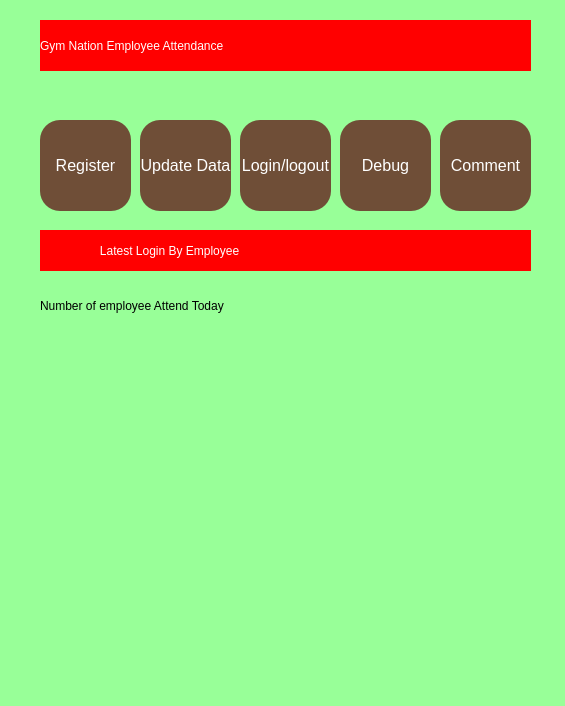
Above: main.ui from francisganapin/Employee_Login before the change. Below: the same form after it.
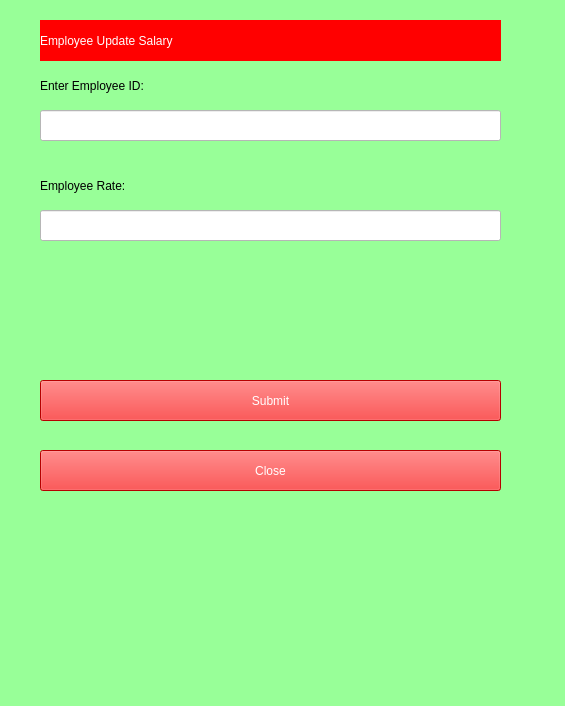
That is the form after the change. The open tabs and pages were chosen to show the change.

Patch:
```diff
--- a/main.ui
+++ b/main.ui
@@ -134,7 +134,7 @@
     background-color: #6F4E37;
     border-radius: 20px;
     font-family: &quot;Segoe UI&quot;;
-    font-size: 12pt;
+    font-size: 10pt;
     color: white;
 }
 QPushButton:hover {
@@ -143,7 +143,7 @@
 </string>
      </property>
      <property name="text">
-      <string>Update Data</string>
+      <string>Update Salary</string>
      </property>
     </widget>
     <widget class="QPushButton" name="add_employee">
@@ -234,6 +234,150 @@
      </property>
     </widget>
    </widget>
+   <widget class="QWidget" name="update_salary_page">
+    <widget class="QLabel" name="label_43">
+     <property name="geometry">
+      <rect>
+       <x>40</x>
+       <y>170</y>
+       <width>211</width>
+       <height>31</height>
+      </rect>
+     </property>
+     <property name="styleSheet">
+      <string notr="true">font: 16pt &quot;MS Shell Dlg 2&quot;;</string>
+     </property>
+     <property name="text">
+      <string>Employee Rate:</string>
+     </property>
+    </widget>
+    <widget class="QLineEdit" name="employee_rate_input_salary">
+     <property name="geometry">
+      <rect>
+       <x>40</x>
+       <y>210</y>
+       <width>461</width>
+       <height>31</height>
+      </rect>
+     </property>
+     <property name="styleSheet">
+      <string notr="true">background-color:white</string>
+     </property>
+    </widget>
+    <widget class="QLabel" name="label_44">
+     <property name="geometry">
+      <rect>
+       <x>40</x>
+       <y>20</y>
+       <width>461</width>
+       <height>41</height>
+      </rect>
+     </property>
+     <property name="styleSheet">
+      <string notr="true">Background-color:red;
+color:white;
+font: 16pt &quot;MS Shell Dlg 2&quot;;</string>
+     </property>
+     <property name="text">
+      <string>Employee Update Salary</string>
+     </property>
+    </widget>
+    <widget class="QLabel" name="label_45">
+     <property name="geometry">
+      <rect>
+       <x>40</x>
+       <y>70</y>
+       <width>211</width>
+       <height>31</height>
+      </rect>
+     </property>
+     <property name="styleSheet">
+      <string notr="true">font: 16pt &quot;MS Shell Dlg 2&quot;;</string>
+     </property>
+     <property name="text">
+      <string>Enter Employee ID:</string>
+     </property>
+    </widget>
+    <widget class="QLineEdit" name="employee_id_input_salary">
+     <property name="geometry">
+      <rect>
+       <x>40</x>
+       <y>110</y>
+       <width>461</width>
+       <height>31</height>
+      </rect>
+     </property>
+     <property name="styleSheet">
+      <string notr="true">background-color:white</string>
+     </property>
+    </widget>
+    <widget class="QPushButton" name="update_salary_bt">
+     <property name="geometry">
+      <rect>
+       <x>40</x>
+       <y>380</y>
+       <width>461</width>
+       <height>41</height>
+      </rect>
+     </property>
+     <property name="styleSheet">
+      <string notr="true">QPushButton {
+    background-color: red;
+    font: 16pt &quot;MS Shell Dlg 2&quot;;
+    color: white;
+}
+
+QPushButton:hover {
+    background-color: darkred;
+}
+</string>
+     </property>
+     <property name="text">
+      <string>Submit</string>
+     </property>
+    </widget>
+    <widget class="QLabel" name="salary_label_update">
+     <property name="geometry">
+      <rect>
+       <x>40</x>
+       <y>310</y>
+       <width>461</width>
+       <height>31</height>
+      </rect>
+     </property>
+     <property name="styleSheet">
+      <string notr="true">font: 16pt &quot;MS Shell Dlg 2&quot;;</string>
+     </property>
+     <property name="text">
+      <string/>
+     </property>
+    </widget>
+    <widget class="QPushButton" name="close_bt_salary">
+     <property name="geometry">
+      <rect>
+       <x>40</x>
+       <y>450</y>
+       <width>461</width>
+       <height>41</height>
+      </rect>
+     </property>
+     <property name="styleSheet">
+      <string notr="true">QPushButton {
+    background-color: red;
+    font: 16pt &quot;MS Shell Dlg 2&quot;;
+    color: white;
+}
+
+QPushButton:hover {
+    background-color: darkred;
+}
+</string>
+     </property>
+     <property name="text">
+      <string>Close</string>
+     </property>
+    </widget>
+   </widget>
    <widget class="QWidget" name="employee_login_logout">
     <widget class="QLabel" name="label_7">
      <property name="geometry">
```
Left out of the diff: 2 changed lines with no effect on the pictures.
